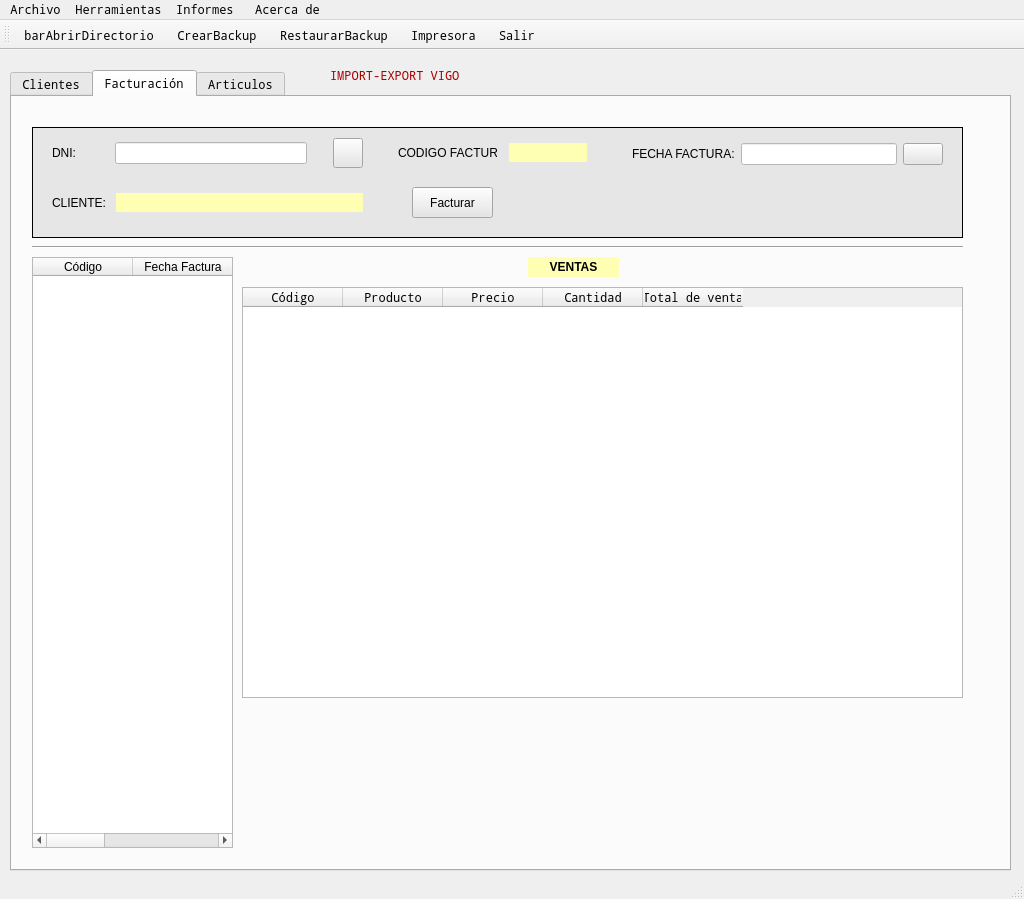
Above: window.ui from rulonunhez/nunezsantos before the change. Below: the same form after it.
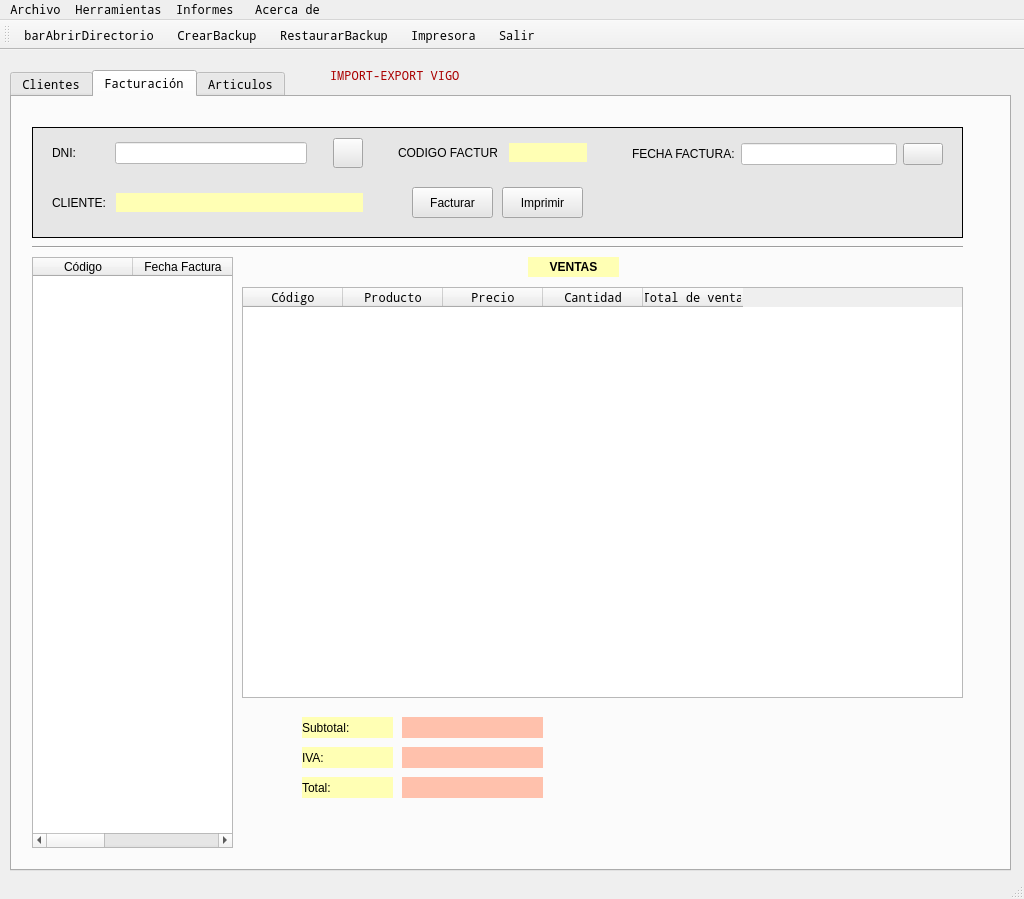
That is the form after the change. Icons and pictures are not drawn.

Patch:
```diff
--- a/window.ui
+++ b/window.ui
@@ -1288,6 +1288,19 @@
         </item>
        </layout>
       </widget>
+      <widget class="QPushButton" name="btnPDFFac">
+       <property name="geometry">
+        <rect>
+         <x>470</x>
+         <y>60</y>
+         <width>81</width>
+         <height>31</height>
+        </rect>
+       </property>
+       <property name="text">
+        <string>Imprimir</string>
+       </property>
+      </widget>
      </widget>
      <widget class="Line" name="line_3">
       <property name="geometry">
@@ -1414,6 +1427,102 @@
        <set>Qt::AlignCenter</set>
       </property>
      </widget>
+     <widget class="QLabel" name="lbl1">
+      <property name="geometry">
+       <rect>
+        <x>290</x>
+        <y>620</y>
+        <width>91</width>
+        <height>21</height>
+       </rect>
+      </property>
+      <property name="styleSheet">
+       <string notr="true">background-color:rgb(255, 255, 180)</string>
+      </property>
+      <property name="text">
+       <string>Subtotal:</string>
+      </property>
+     </widget>
+     <widget class="QLabel" name="lbl2">
+      <property name="geometry">
+       <rect>
+        <x>290</x>
+        <y>650</y>
+        <width>91</width>
+        <height>21</height>
+       </rect>
+      </property>
+      <property name="styleSheet">
+       <string notr="true">background-color:rgb(255, 255, 180)</string>
+      </property>
+      <property name="text">
+       <string>IVA:</string>
+      </property>
+     </widget>
+     <widget class="QLabel" name="lbl3">
+      <property name="geometry">
+       <rect>
+        <x>290</x>
+        <y>680</y>
+        <width>91</width>
+        <height>21</height>
+       </rect>
+      </property>
+      <property name="styleSheet">
+       <string notr="true">background-color:rgb(255, 255, 180)</string>
+      </property>
+      <property name="text">
+       <string>Total:</string>
+      </property>
+     </widget>
+     <widget class="QLabel" name="lblSubtotal">
+      <property name="geometry">
+       <rect>
+        <x>390</x>
+        <y>620</y>
+        <width>141</width>
+        <height>21</height>
+       </rect>
+      </property>
+      <property name="styleSheet">
+       <string notr="true">background-color:rgb(255, 193, 172)</string>
+      </property>
+      <property name="text">
+       <string/>
+      </property>
+     </widget>
+     <widget class="QLabel" name="lblIva">
+      <property name="geometry">
+       <rect>
+        <x>390</x>
+        <y>650</y>
+        <width>141</width>
+        <height>21</height>
+       </rect>
+      </property>
+      <property name="styleSheet">
+       <string notr="true">background-color:rgb(255, 193, 172)</string>
+      </property>
+      <property name="text">
+       <string/>
+      </property>
+     </widget>
+     <widget class="QLabel" name="lblTotal">
+      <property name="geometry">
+       <rect>
+        <x>390</x>
+        <y>680</y>
+        <width>141</width>
+        <height>21</height>
+       </rect>
+      </property>
+      <property name="styleSheet">
+       <string notr="true">background-color:rgb(255, 193, 172)</string>
+      </property>
+      <property name="text">
+       <string/>
+      </property>
+     </widget>
     </widget>
     <widget class="QWidget" name="tabArticulos">
      <attribute name="title">
```
